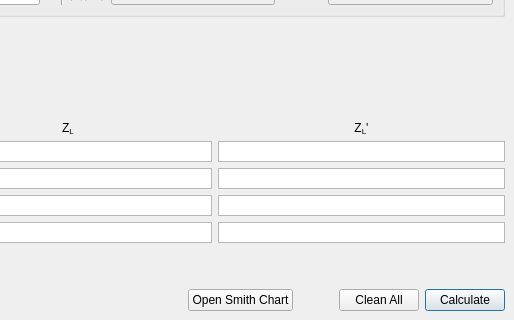
Before: the Qt Designer form ui/smith_chart.ui in urbanij/syRF, drawn with Qt 5; both pictures show x 214 to 728 and y 157 to 477 of the 728 by 477 pixel window.
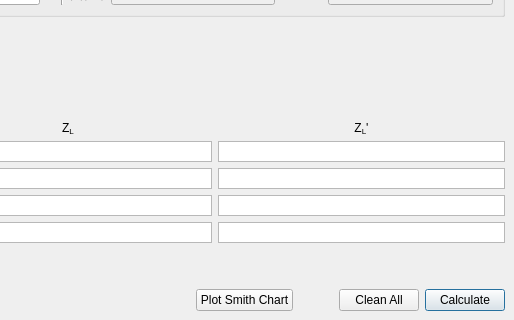
After: the same form once the commit is applied.

Patch:
```diff
--- a/ui/smith_chart.ui
+++ b/ui/smith_chart.ui
@@ -605,7 +605,7 @@
         <item>
          <widget class="QPushButton" name="Show_Smith">
           <property name="text">
-           <string>Open Smith Chart</string>
+           <string>Plot Smith Chart</string>
           </property>
          </widget>
         </item>
```
